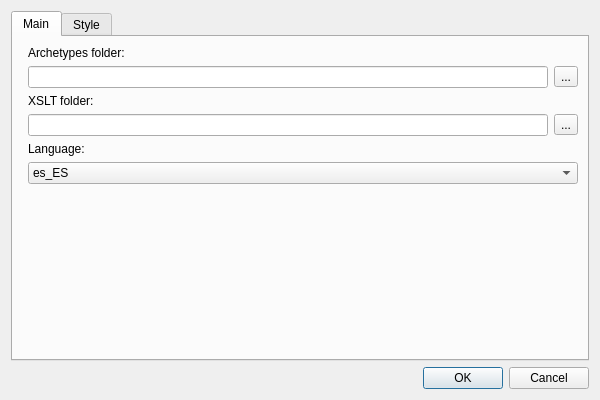
Qt form proteus/resources/ui/preferences.ui (pabrivjim/Proteus-TFG) before a commit.
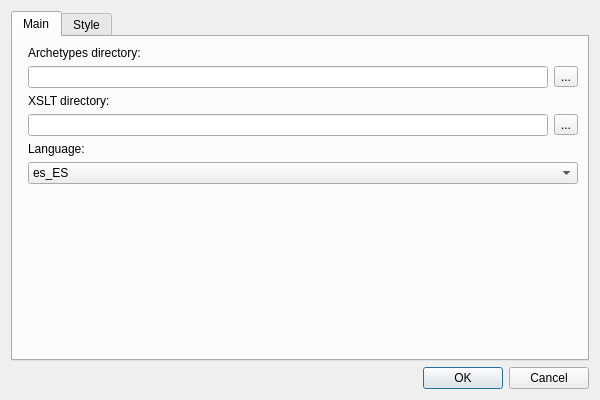
The same form after that commit. Custom widgets are drawn as their Qt base class.

What changed in the file:
```diff
--- a/proteus/resources/ui/preferences.ui
+++ b/proteus/resources/ui/preferences.ui
@@ -76,7 +76,7 @@
          <item row="1" column="1">
           <widget class="QLabel" name="label_path">
            <property name="text">
-            <string>Archetypes folder:</string>
+            <string>Archetypes directory:</string>
            </property>
           </widget>
          </item>
@@ -107,7 +107,7 @@
          <item row="3" column="1">
           <widget class="QLabel" name="xslt_label_path">
            <property name="text">
-            <string>XSLT folder:</string>
+            <string>XSLT directory:</string>
            </property>
           </widget>
          </item>
```
